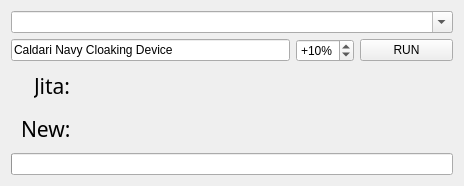
Qt form eve_api/widget.ui (Ardameon/eve_market_tool) before a commit.
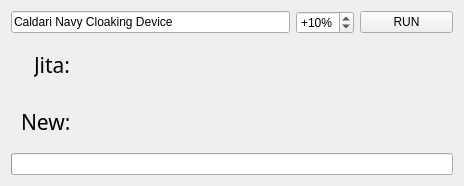
The same form after that commit. Icons and pictures are not drawn.

Commit message: first beta! Go go go test! (what the hell is going on in commit messages of this project?)

```diff
--- a/eve_api/widget.ui
+++ b/eve_api/widget.ui
@@ -2,6 +2,14 @@
 <ui version="4.0">
  <class>Widget</class>
  <widget class="QWidget" name="Widget">
+  <property name="geometry">
+   <rect>
+    <x>0</x>
+    <y>0</y>
+    <width>464</width>
+    <height>186</height>
+   </rect>
+  </property>
   <property name="minimumSize">
    <size>
     <width>464</width>
@@ -21,20 +29,7 @@
    <iconset resource="icons.qrc">
     <normaloff>:/icons/6_64_3.png</normaloff>:/icons/6_64_3.png</iconset>
   </property>
-  <layout class="QVBoxLayout" name="verticalLayout" stretch="0,0,1,0,0">
-   <item>
-    <widget class="QComboBox" name="comboBox">
-     <property name="editable">
-      <bool>true</bool>
-     </property>
-     <property name="currentIndex">
-      <number>-1</number>
-     </property>
-     <property name="modelColumn">
-      <number>0</number>
-     </property>
-    </widget>
-   </item>
+  <layout class="QVBoxLayout" name="verticalLayout" stretch="0,1,0,0">
    <item>
     <layout class="QHBoxLayout" name="horizontalLayout" stretch="3,0,1">
      <item>
```
The commit also changes 1 other file.
